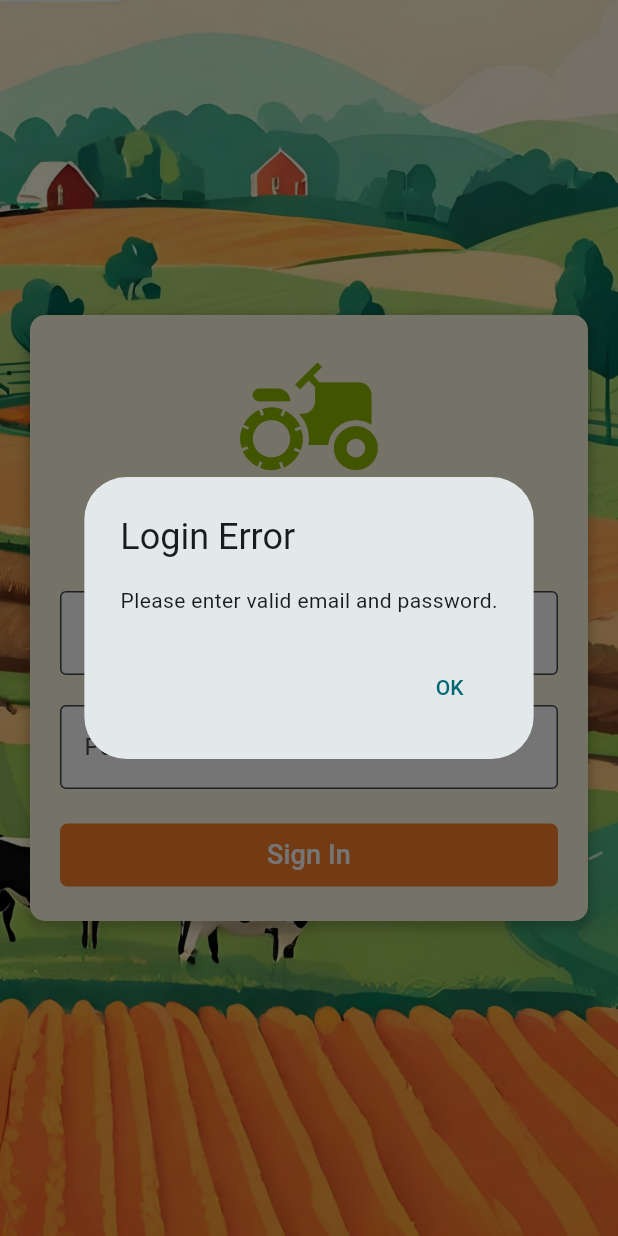
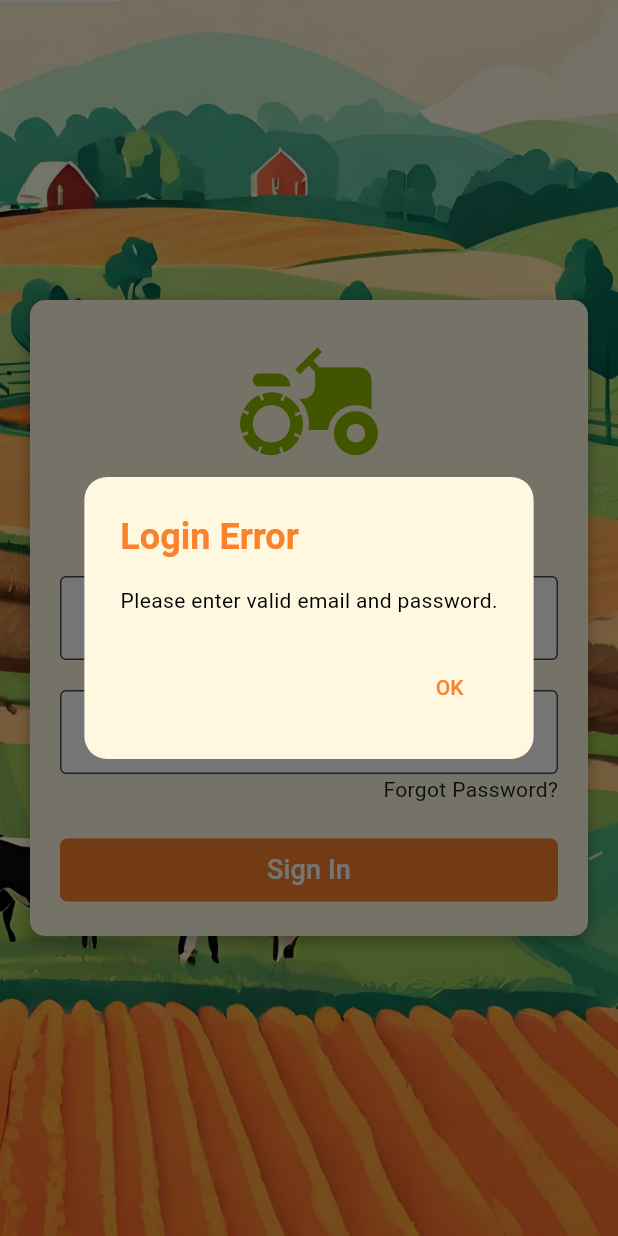
Before and after one commit to revanthraj28/GkVK, a Flutter app: the screen it shows after launch, after a tap on "Sign In", on a phone screen of 412 x 824 dp. Run offline on Flutter 3.47's test engine with Material 3 defaults, Android fonts, the light colour scheme and no system bars; our stand-ins replace cloud_firestore, firebase_auth, firebase_core, get, get_storage, sqflite; accounts and stored records are empty.

Commit message:
forgot done

```diff
--- /dev/null
+++ b/lib/shared/components/CustomAlertDialog.dart
@@ -0,0 +1,48 @@
+import 'package:flutter/material.dart';
+
+class CustomAlertDialog extends StatelessWidget {
+  final String title;
+  final String content;
+  final VoidCallback onPressed;
+
+  const CustomAlertDialog({
+    required this.title,
+    required this.content,
+    required this.onPressed,
+    super.key,
+  });
+
+  @override
+  Widget build(BuildContext context) {
+    return AlertDialog(
+      shape: RoundedRectangleBorder(
+        borderRadius: BorderRadius.circular(15.0),
+      ),
+      backgroundColor: const Color(0xFFFEF8E0),
+      title: Text(
+        title,
+        style: const TextStyle(
+          color: Color(0xFFFB812C),
+          fontWeight: FontWeight.bold,
+        ),
+      ),
+      content: Text(
+        content,
+        style: const TextStyle(
+          color: Colors.black,
+        ),
+      ),
+      actions: [
+        TextButton(
+          onPressed: onPressed,
+          child: const Text(
+            'OK',
+            style: TextStyle(
+              color: Color(0xFFFB812C),
+            ),
+          ),
+        ),
+      ],
+    );
+  }
+}
--- a/lib/shared/components/CustomTextFormField.dart
+++ b/lib/shared/components/CustomTextFormField.dart
@@ -9,14 +9,14 @@ class CustomTextFormField extends StatefulWidget {
   final bool enabled;
 
   const CustomTextFormField({
-    Key? key,
+    super.key,
     required this.labelText,
     this.obscureText = false,
     required this.keyboardType,
     required this.controller,
     this.validator,
     this.enabled = true, // Default value is true
-  }) : super(key: key);
+  });
 
   @override
   _CustomTextFormFieldState createState() => _CustomTextFormFieldState();
--- a/lib/views/Generate_id/detailsofCrops/Cropdetails/Cropdetails.dart
+++ b/lib/views/Generate_id/detailsofCrops/Cropdetails/Cropdetails.dart
@@ -2,7 +2,6 @@
 import 'package:flutter/foundation.dart';
 import 'package:flutter/material.dart';
 import 'package:get/get.dart';
-import 'package:get_storage/get_storage.dart';
 import 'package:gkvk/shared/components/CustomTextButton.dart';
 import 'package:gkvk/shared/components/CustomTextFormField.dart';
 import 'package:gkvk/shared/components/SelectionButton.dart';
@@ -217,7 +216,7 @@ class _CropdetailsState extends State<Cropdetails> {
     if (kDebugMode) {
       print('Data submitted successfully');
     }
-    Navigator.push(
+    Navigator.pop(
       context,
       MaterialPageRoute(
         builder: (context) => FarmerAreaPage(aadharId: widget.aadharId),
@@ -882,7 +881,7 @@ class _CropdetailsState extends State<Cropdetails> {
                           children: [
                             Text(
                               'Fertilizer $index', // Displaying the index
-                              style: TextStyle(
+                              style: const TextStyle(
                                 fontSize: 14.0,
                               ),
                             ),
--- a/lib/views/Generate_id/farmersarea/area.dart
+++ b/lib/views/Generate_id/farmersarea/area.dart
@@ -1,7 +1,6 @@
 import 'package:flutter/material.dart';
 import 'package:gkvk/shared/components/CustomTextButton.dart';
 import 'package:gkvk/shared/components/CustomTextFormField.dart';
-import 'package:gkvk/database/farmerarea_db.dart';
 import 'package:gkvk/views/Generate_id/detailsofCrops/Cropdetails/Cropdetails.dart';
 import 'package:gkvk/views/Generate_id/detailsofCrops/Surveypages/Surveypages1.dart';
 
--- a/lib/views/login/Login.dart
+++ b/lib/views/login/Login.dart
@@ -1,7 +1,9 @@
 import 'package:firebase_auth/firebase_auth.dart';
 import 'package:flutter/material.dart';
+import 'package:gkvk/shared/components/CustomAlertDialog.dart';
 import 'package:gkvk/shared/components/CustomTextButton.dart';
 import 'package:gkvk/views/home/home_view.dart';
+import 'package:gkvk/views/login/Forgotpassword_page.dart';
 
 class LoginPage extends StatefulWidget {
   const LoginPage({super.key});
@@ -10,7 +12,8 @@ class LoginPage extends StatefulWidget {
   _LoginPageState createState() => _LoginPageState();
 }
 
-class _LoginPageState extends State<LoginPage> with SingleTickerProviderStateMixin {
+class _LoginPageState extends State<LoginPage>
+    with SingleTickerProviderStateMixin {
   // text controllers
   final TextEditingController emailController = TextEditingController();
   final TextEditingController passwordController = TextEditingController();
@@ -126,18 +129,32 @@ class _LoginPageState extends State<LoginPage> with SingleTickerProviderStateMix
                                 obscureText: true,
                                 validator: validatePassword,
                               ),
+                              Align(
+                                  alignment: Alignment.centerRight,
+                                  child: InkWell(
+                                    onTap: () => Navigator.push(
+                                        context,
+                                        MaterialPageRoute(
+                                            builder: (context) =>
+                                                const ForgotpasswordPage())),
+                                    child: const Text("Forgot Password?"),
+                                  )),
                               const SizedBox(height: 20),
                               CustomTextButton(
                                 text: "Sign In",
                                 buttonColor: const Color(0xFFFB812C),
                                 onPressed: () async {
-                                  if (validateEmail(emailController.text) == null &&
-                                      validatePassword(passwordController.text) == null) {
+                                  if (validateEmail(emailController.text) ==
+                                          null &&
+                                      validatePassword(
+                                              passwordController.text) ==
+                                          null) {
                                     try {
                                       await login();
                                       Navigator.of(context).pushReplacement(
                                         MaterialPageRoute(
-                                          builder: (context) => const HomeScreen(),
+                                          builder: (context) =>
+                                              const HomeScreen(),
                                         ),
                                       );
                                     } catch (e) {
@@ -145,20 +162,14 @@ class _LoginPageState extends State<LoginPage> with SingleTickerProviderStateMix
                                       print('Login failed: $e');
                                     }
                                   } else {
-                                    // Show error alert message
                                     showDialog(
                                     context: context,
-                                      builder: (context) => AlertDialog(
-                                        title: const Text('Login Error'),
-                                        content: const Text('Please enter valid email and password.'),
-                                        actions: [
-                                          TextButton(
+                                    builder: (context) => CustomAlertDialog(
+                                      title: 'Login Error',
+                                      content: 'Please enter valid email and password.',
                                       onPressed: () {
                                         Navigator.of(context).pop();
                                       },
-                                            child: const Text('OK'),
-                                          ),
-                                        ],
                                     ),
                                   );
                                   }
```
Also changed, not shown: lib/views/login/Forgotpassword_page.dart (added, +170 -0 lines). Lines whose indentation alone changed are shown as unchanged.
